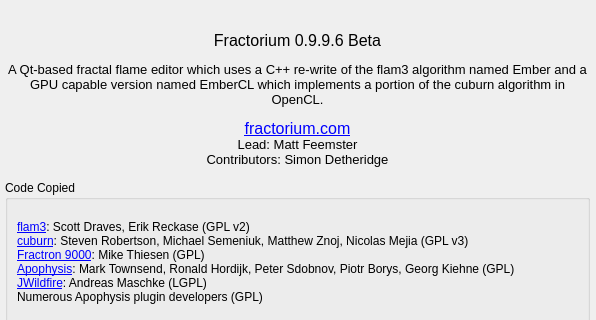
Old version of the form Source/Fractorium/AboutDialog.ui in the repository typpos/fractorium; both pictures show x 0 to 596 and y 0 to 320 of the 596 by 701 pixel window.
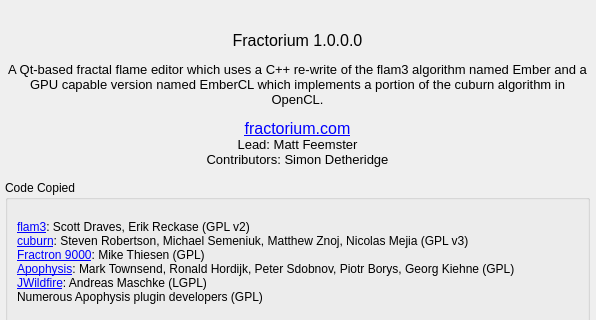
New version of the form.

Commit message: Exit beta and move revision to an official 1.0 release.

```diff
--- a/Source/Fractorium/AboutDialog.ui
+++ b/Source/Fractorium/AboutDialog.ui
@@ -58,7 +58,7 @@
     <enum>QFrame::NoFrame</enum>
    </property>
    <property name="text">
-    <string>&lt;html&gt;&lt;head/&gt;&lt;body&gt;&lt;p align=&quot;center&quot;&gt;&lt;br/&gt;Fractorium 0.9.9.6 Beta&lt;/p&gt;&lt;p align=&quot;center&quot;&gt;&lt;span style=&quot; font-size:10pt;&quot;&gt;A Qt-based fractal flame editor which uses a C++ re-write of the flam3 algorithm named Ember and a GPU capable version named EmberCL which implements a portion of the cuburn algorithm in OpenCL.&lt;/span&gt;&lt;/p&gt;&lt;p align=&quot;center&quot;&gt;&lt;a href=&quot;http://fractorium.com&quot;&gt;fractorium.com&lt;/a&gt;&lt;span style=&quot; font-size:10pt;&quot;&gt;&lt;br/&gt;Lead: Matt Feemster&lt;br/&gt;Contributors: Simon Detheridge&lt;/span&gt;&lt;/p&gt;&lt;/body&gt;&lt;/html&gt;</string>
+    <string>&lt;html&gt;&lt;head/&gt;&lt;body&gt;&lt;p align=&quot;center&quot;&gt;&lt;br/&gt;Fractorium 1.0.0.0&lt;/p&gt;&lt;p align=&quot;center&quot;&gt;&lt;span style=&quot; font-size:10pt;&quot;&gt;A Qt-based fractal flame editor which uses a C++ re-write of the flam3 algorithm named Ember and a GPU capable version named EmberCL which implements a portion of the cuburn algorithm in OpenCL.&lt;/span&gt;&lt;/p&gt;&lt;p align=&quot;center&quot;&gt;&lt;a href=&quot;http://fractorium.com&quot;&gt;fractorium.com&lt;/a&gt;&lt;span style=&quot; font-size:10pt;&quot;&gt;&lt;br/&gt;Lead: Matt Feemster&lt;br/&gt;Contributors: Simon Detheridge&lt;/span&gt;&lt;/p&gt;&lt;/body&gt;&lt;/html&gt;</string>
    </property>
    <property name="textFormat">
     <enum>Qt::RichText</enum>
```
The commit also changes 11 other files.
